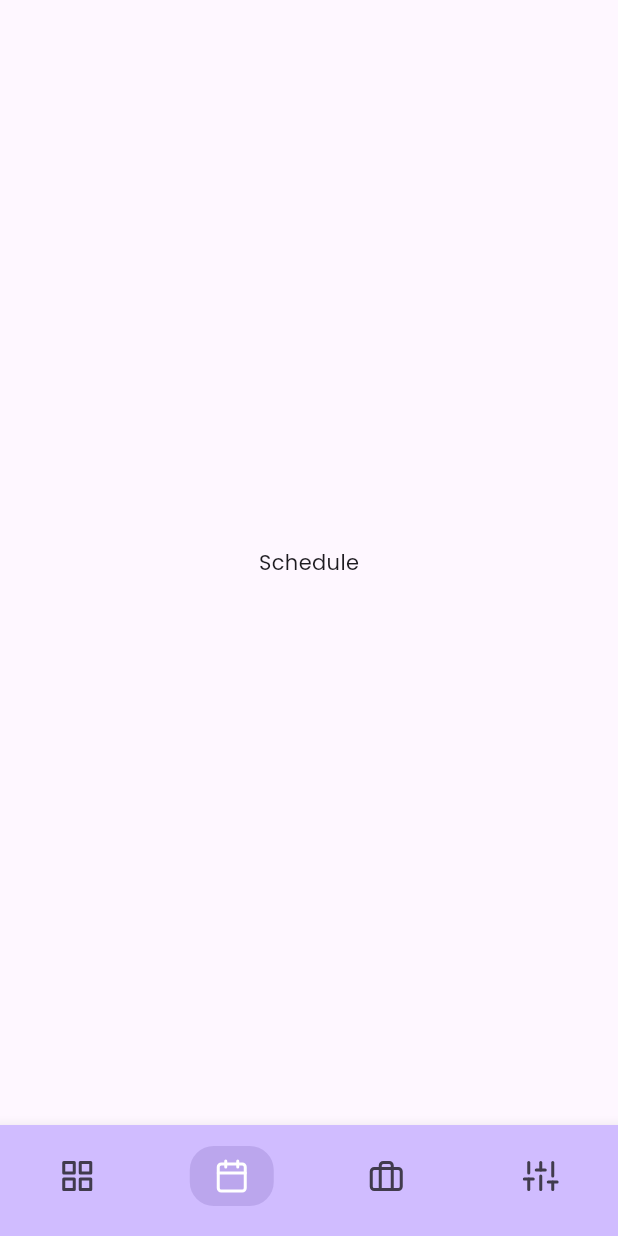
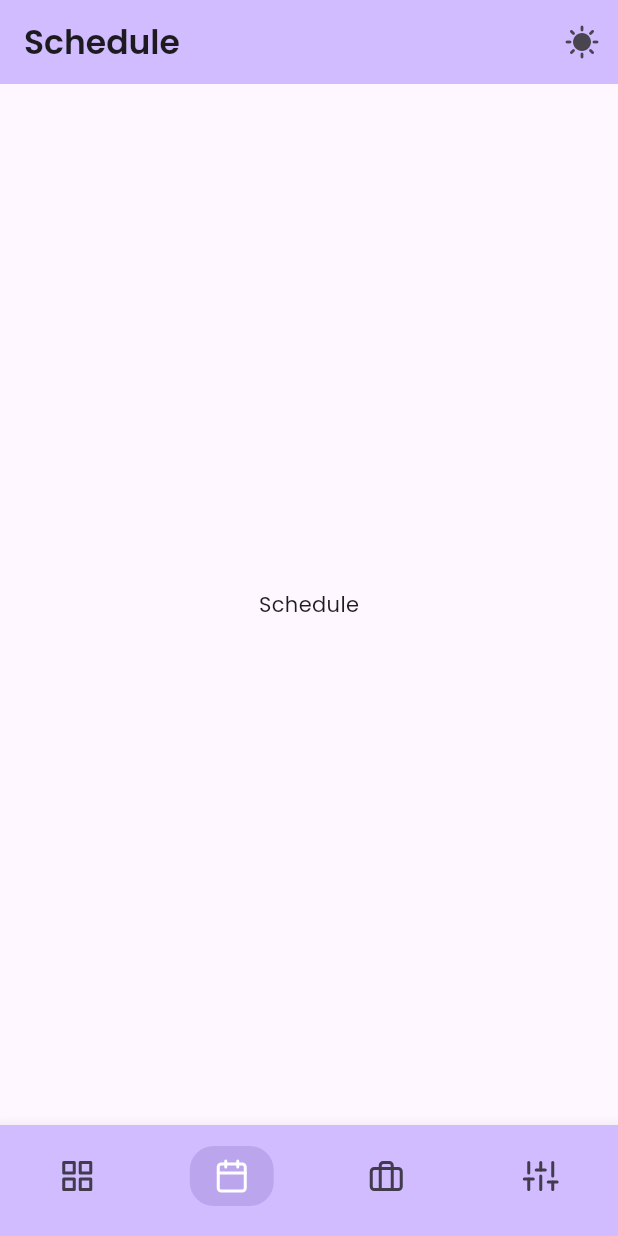
Before and after one commit to on3ss/job-tracker-flutter, a Flutter app: the screen it shows after launch, item 2 of the bottom bar chosen, on a phone screen of 412 x 824 dp. Run offline on Flutter 3.47's test engine with Material 3 defaults, Android fonts, the phone set to English and light mode, and no system bars; our stand-ins replace adaptive_theme, flutter_feather_icons, go_router, google_fonts.

Commit message:
added appbar to schedule screen

```diff
--- a/lib/screens/schedule/schedule.dart
+++ b/lib/screens/schedule/schedule.dart
@@ -1,12 +1,16 @@
 import 'package:flutter/material.dart';
+import 'package:job_tracker_fl/widgets/custom_appbar.dart';
 
 class ScheduleScreen extends StatelessWidget {
   const ScheduleScreen({super.key});
 
   @override
   Widget build(BuildContext context) {
-    return const Center(
-      child: Text('Schedule'),
+    return Scaffold(
+      appBar: CustomAppBar(title: "Schedule"),
+      body: Center(
+        child: Text("Schedule"),
+      ),
     );
   }
 }
```
